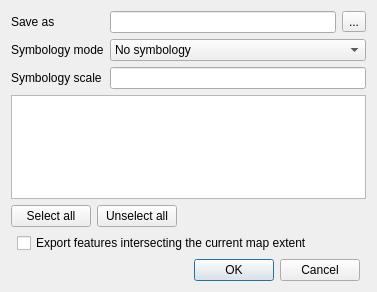
Above: src/ui/qgsdxfexportdialogbase.ui from carsmie/QGIS before the change. Below: the same form after it.
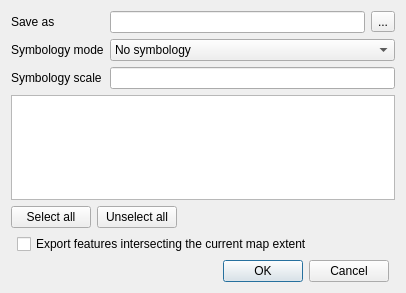
That is the form after the change.

Commit message: model/view for layer/field selectors

```diff
--- a/src/ui/qgsdxfexportdialogbase.ui
+++ b/src/ui/qgsdxfexportdialogbase.ui
@@ -6,8 +6,8 @@
    <rect>
     <x>0</x>
     <y>0</y>
-    <width>377</width>
-    <height>292</height>
+    <width>406</width>
+    <height>293</height>
    </rect>
   </property>
   <property name="windowTitle">
@@ -80,7 +80,11 @@
       <widget class="QLineEdit" name="mSymbologyScaleLineEdit"/>
      </item>
      <item row="3" column="0" colspan="3">
-      <widget class="QListWidget" name="mLayersListWidget"/>
+      <widget class="QListView" name="mLayersListView">
+       <property name="selectionMode">
+        <enum>QAbstractItemView::NoSelection</enum>
+       </property>
+      </widget>
      </item>
     </layout>
    </item>
```
The commit also changes 27 other files.
